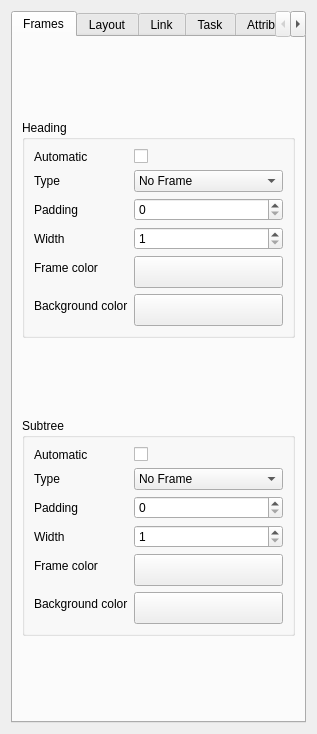
insilmaril/vym, file forms/branchpropeditor.ui: the form before one commit.
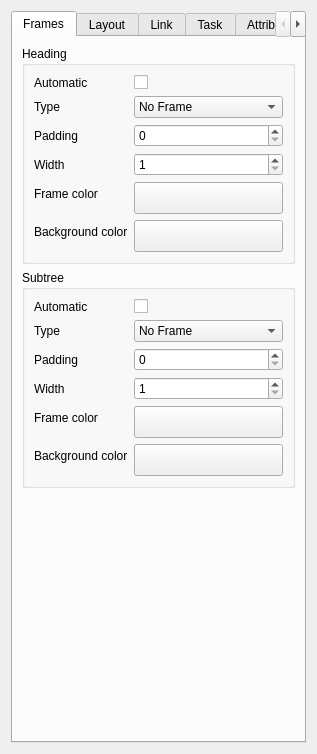
The form after the commit. The open tabs and pages were chosen to show the change.

What changed in the file:
```diff
--- a/forms/branchpropeditor.ui
+++ b/forms/branchpropeditor.ui
@@ -7,7 +7,7 @@
     <x>0</x>
     <y>0</y>
     <width>317</width>
-    <height>734</height>
+    <height>754</height>
    </rect>
   </property>
   <property name="sizePolicy">
@@ -411,6 +411,19 @@
          </layout>
         </widget>
        </item>
+       <item>
+        <spacer name="verticalSpacer_3">
+         <property name="orientation">
+          <enum>Qt::Vertical</enum>
+         </property>
+         <property name="sizeHint" stdset="0">
+          <size>
+           <width>20</width>
+           <height>40</height>
+          </size>
+         </property>
+        </spacer>
+       </item>
       </layout>
      </widget>
      <widget class="QWidget" name="tabLayout">
```
Left out of the diff: 8 changed lines with no effect on the pictures.
